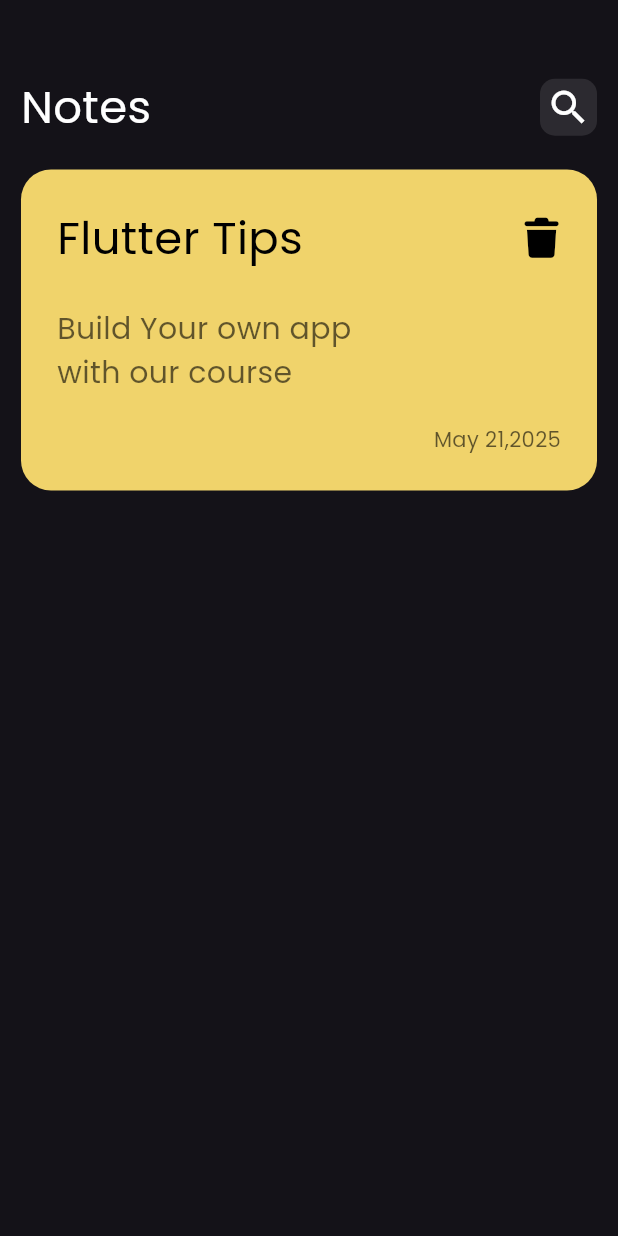
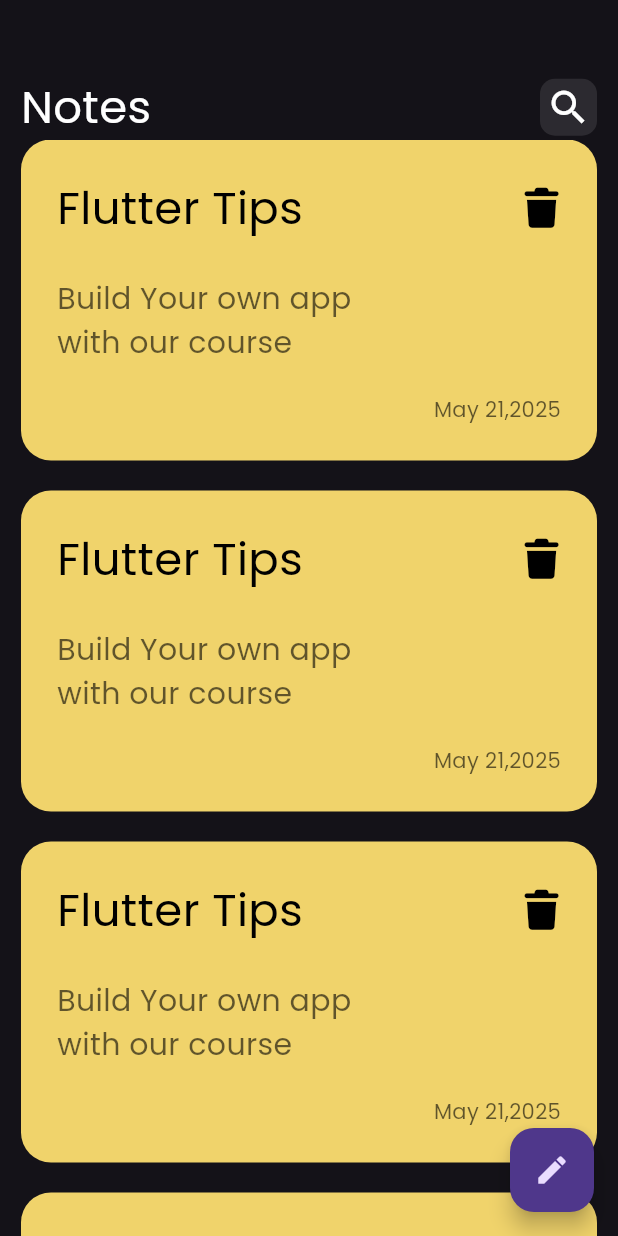
Before and after one commit to Mohamed-Ahmed-Sabry22/notes_app, a Flutter app: the screen it shows after launch, on a phone screen of 412 x 824 dp. Run offline on Flutter 3.47's test engine with Material 3 defaults, Android fonts, the phone set to English and light mode, and no system bars; our stand-ins replace font_awesome_flutter.

Commit message:
create Notes List View

```diff
--- a/lib/views/notes_view.dart
+++ b/lib/views/notes_view.dart
@@ -6,6 +6,12 @@
 
   @override
   Widget build(BuildContext context) {
-    return Scaffold(body: const NotesViewBody());
+    return Scaffold(
+      body: const NotesViewBody(),
+      floatingActionButton: FloatingActionButton(
+        onPressed: () {},
+        child: Icon(Icons.edit),
+      ),
+    );
   }
 }
--- a/lib/views/widgets/custom_notes_item.dart
+++ b/lib/views/widgets/custom_notes_item.dart
@@ -7,6 +7,7 @@
   @override
   Widget build(BuildContext context) {
     return Container(
+      margin: EdgeInsets.only(bottom: 20),
       width: double.infinity,
       decoration: BoxDecoration(
         color: const Color.fromARGB(255, 240, 211, 107),
@@ -24,6 +25,7 @@
                   style: TextStyle(
                     fontSize: 30,
                     color: Color.fromARGB(255, 0, 0, 0),
+                    //fontWeight: FontWeight.bold,
                   ),
                 ),
                 Spacer(),
--- /dev/null
+++ b/lib/views/widgets/notes_list_view.dart
@@ -0,0 +1,14 @@
+import 'package:_10_note_app/views/widgets/custom_notes_item.dart';
+import 'package:flutter/material.dart';
+
+class NotesListView extends StatelessWidget {
+  const NotesListView({super.key});
+  @override
+  Widget build(BuildContext context) {
+    return ListView.builder(
+      itemBuilder: (BuildContext context, int index) {
+        return const NotesItem();
+      },
+    );
+  }
+}
--- a/lib/views/widgets/notes_view_body.dart
+++ b/lib/views/widgets/notes_view_body.dart
@@ -1,5 +1,5 @@
 import 'package:_10_note_app/views/widgets/custom_app_bar.dart';
-import 'package:_10_note_app/views/widgets/custom_notes_item.dart';
+import 'package:_10_note_app/views/widgets/notes_list_view.dart';
 import 'package:flutter/material.dart';
 
 class NotesViewBody extends StatelessWidget {
@@ -13,8 +13,7 @@
         children: [
           const SizedBox(height: 50),
           CustomAppBar(),
-          const SizedBox(height: 20),
-          NotesItem(),
+          Expanded(child: NotesListView()),
         ],
       ),
     );
```
